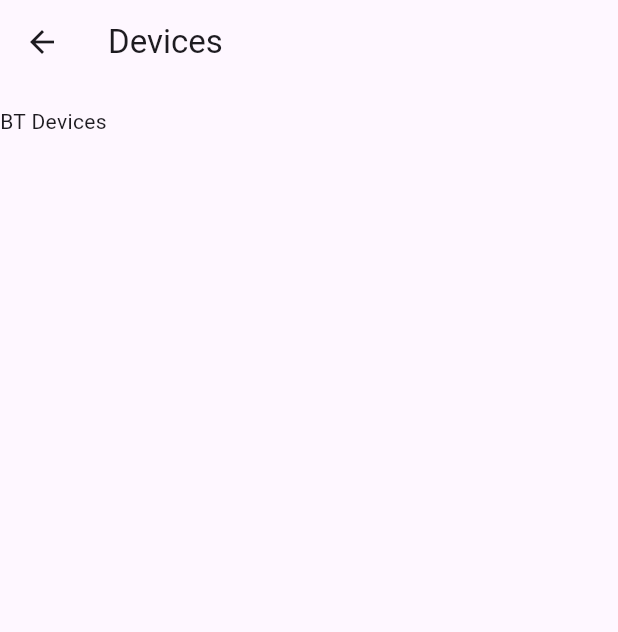
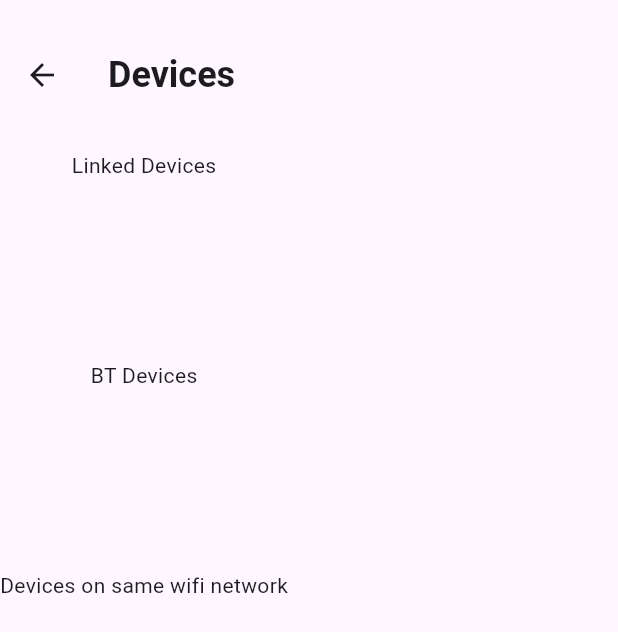
Before and after one commit to ivin-titus/ReSmart, a Flutter app: the DevicesTab screen opened directly, on a phone screen of 412 x 824 dp. Shown: the top 632 px of the screen. Run offline on Flutter 3.47's test engine with Material 3 defaults, Android fonts, the phone set to English and light mode, and no system bars; our stand-ins replace flutter_dotenv, flutter_riverpod, location, shared_preferences, wakelock_plus, weather_icons; accounts and stored records are empty.

Commit message:
A Dummy space allocated for Devices Tab

```diff
--- a/lib/devices_tab.dart
+++ b/lib/devices_tab.dart
@@ -8,15 +8,24 @@ class DevicesTab extends StatelessWidget {
     return SafeArea(
       child: Scaffold(
         appBar: AppBar(
-          title: const Text('Devices'),
+          title: const Text(
+            'Devices',
+            style: TextStyle(
+              fontWeight: FontWeight.w600,
+              fontSize: 24,
+            ),
+          ),
+          toolbarHeight: 100, // Increases AppBar height
           backgroundColor: Colors.transparent,
-          elevation: 0,
         ),
         body: Column(
           children: [
-            SizedBox(height: 15),
+            Text('Linked Devices'),
+            SizedBox(height: 120),
             Text('BT Devices'),
-            SizedBox(height: 15),
+            SizedBox(height: 120),
+            Text('Devices on same wifi network'),
+            SizedBox(height: 120),
           ],
         ),
       ),
```
